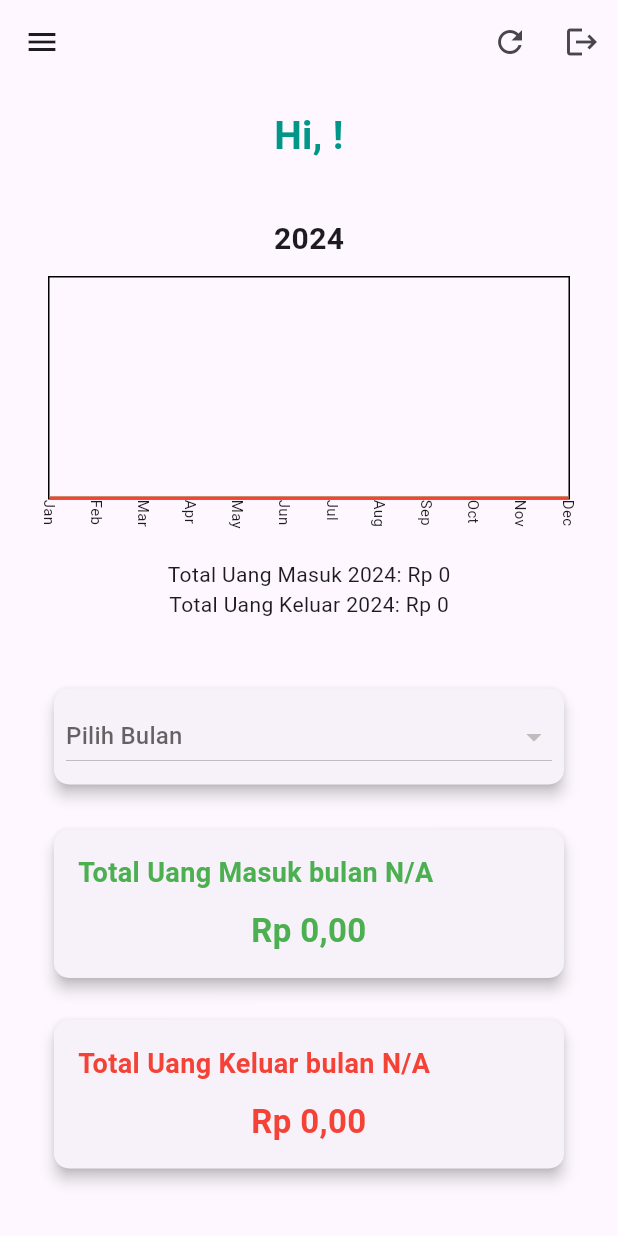
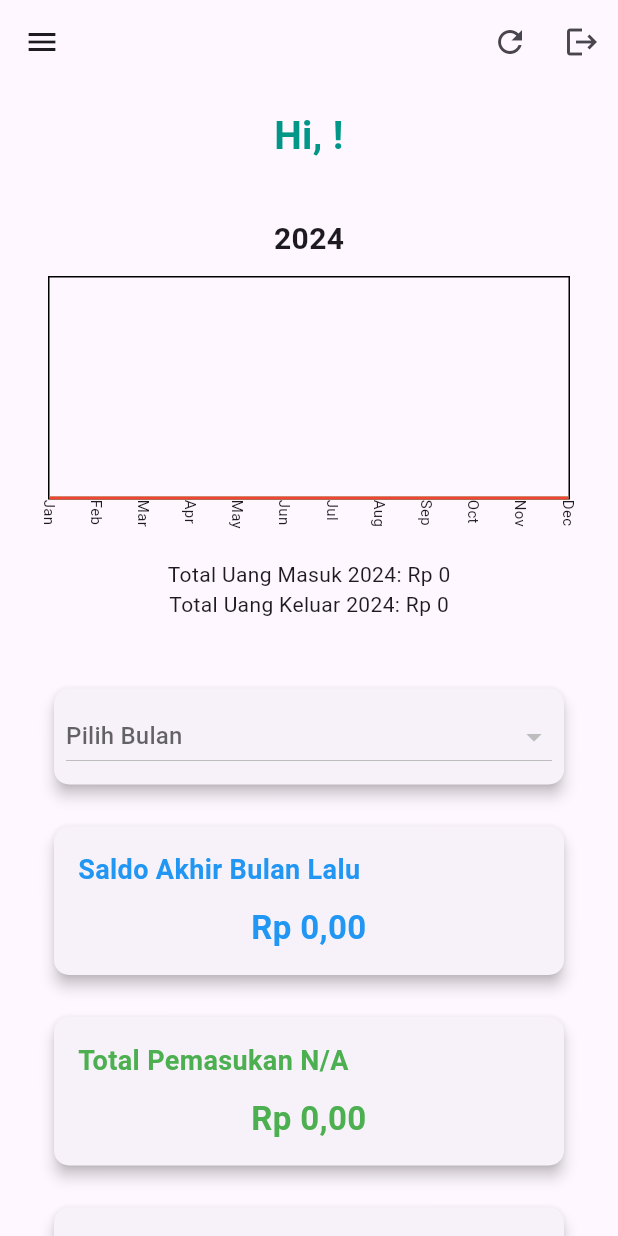
Before and after one commit to soulofjava/artha, a Flutter app: the HomePage screen opened directly, on a phone screen of 412 x 824 dp. Run offline on Flutter 3.47's test engine with Material 3 defaults, Android fonts, the light colour scheme and no system bars; drawn by our look-alikes of fl_chart; our stand-ins replace file_picker, flutter_local_notifications, local_auth, permission_handler, shared_preferences, sqflite; missing offline and left inert: excel; accounts and stored records are empty.

Commit message:
update dashboard

```diff
--- a/lib/home.dart
+++ b/lib/home.dart
@@ -1,6 +1,7 @@
 // ignore_for_file: prefer_const_constructors
 
 import 'package:artha/DB/keuangan_helper.dart';
+import 'package:artha/widgets/InfoCard.dart';
 import 'package:artha/widgets/app_drawer.dart';
 import 'package:flutter/material.dart';
 import 'package:shared_preferences/shared_preferences.dart';
@@ -66,19 +67,44 @@ class _HomePageState extends State<HomePage> {
   }
 
   Future<void> _displayMonthlyTotals(String month) async {
-    // Fetch total by month (assuming month is passed as 'YYYY-MM')
+    // Periksa apakah 'month' valid (contoh: '2024-12')
+    if (!RegExp(r'^\d{4}-\d{2}$').hasMatch(month)) {
+      throw FormatException('Invalid month format: $month');
+    }
+
+    // Ambil data bulan saat ini
     List<Map<String, dynamic>> monthlyData =
         await _keuanganHelper.totalByMonth(month);
+
+    // Ambil data bulan lalu
+    DateTime selectedDate = DateTime.parse('$month-01'); // Format yang valid
+    DateTime lastMonthDate = DateTime(
+      selectedDate.year,
+      selectedDate.month - 1,
+    );
+
+    String lastMonth =
+        '${lastMonthDate.year}-${lastMonthDate.month.toString().padLeft(2, '0')}';
+
+    List<Map<String, dynamic>> lastMonthData =
+        await _keuanganHelper.totalByMonth(lastMonth);
 
     setState(() {
       if (monthlyData.isNotEmpty) {
         monthlyTotals = {
           'uangmasuk': monthlyData[0]['totalUangMasuk'] ?? 0.0,
-          'uangkeluar': monthlyData[0]['totalUangKeluar'] ?? 0.0
+          'uangkeluar': monthlyData[0]['totalUangKeluar'] ?? 0.0,
         };
       } else {
-        // If no data, reset totals
         monthlyTotals = {'uangmasuk': 0.0, 'uangkeluar': 0.0};
+      }
+
+      if (lastMonthData.isNotEmpty) {
+        monthlyTotals['saldoLalu'] =
+            (lastMonthData[0]['totalUangMasuk'] ?? 0.0) -
+                (lastMonthData[0]['totalUangKeluar'] ?? 0.0);
+      } else {
+        monthlyTotals['saldoLalu'] = 0.0;
       }
     });
   }
@@ -230,78 +256,40 @@ class _HomePageState extends State<HomePage> {
                           ),
                         ),
                       ),
-                      SizedBox(height: 30),
+                      SizedBox(height: 28),
+                      InfoCard(
+                        title: 'Saldo Akhir Bulan Lalu',
+                        value: formatCurrency(monthlyTotals['saldoLalu'] ?? 0),
+                        titleColor: Colors.blue,
+                        valueColor: Colors.blue,
+                      ),
+                      SizedBox(height: 28),
 
-                      // Display total money in a Card
-                      Card(
-                        shape: RoundedRectangleBorder(
-                          borderRadius: BorderRadius.circular(10),
-                        ),
-                        elevation: 4,
-                        margin: EdgeInsets.symmetric(horizontal: 20),
-                        child: Padding(
-                          padding: const EdgeInsets.all(16.0),
-                          child: Column(
-                            crossAxisAlignment: CrossAxisAlignment.stretch,
-                            children: [
-                              Text(
-                                'Total Uang Masuk bulan ${selectedMonth != null ? formatSelectedMonth(selectedMonth!) : 'N/A'}', // Check if selectedMonth is not null
-                                style: TextStyle(
-                                  fontSize: 18,
-                                  fontWeight: FontWeight.bold,
-                                  color: Colors.green,
-                                ),
-                              ),
-                              SizedBox(height: 10),
-                              Text(
-                                formatCurrency(monthlyTotals['uangmasuk'] ?? 0),
-                                textAlign: TextAlign.center,
-                                style: TextStyle(
-                                  fontSize: 22,
-                                  fontWeight: FontWeight.bold,
-                                  color: Colors.green,
-                                ),
-                              ),
-                            ],
-                          ),
-                        ),
+                      InfoCard(
+                        title:
+                            'Total Pemasukan ${selectedMonth != null ? formatSelectedMonth(selectedMonth!) : 'N/A'}',
+                        value: formatCurrency(monthlyTotals['uangmasuk'] ?? 0),
+                        titleColor: Colors.green,
+                        valueColor: Colors.green,
                       ),
-                      SizedBox(
-                        height: 28,
+                      SizedBox(height: 28),
+
+                      InfoCard(
+                        title:
+                            'Total Pengeluaran ${selectedMonth != null ? formatSelectedMonth(selectedMonth!) : 'N/A'}',
+                        value: formatCurrency(monthlyTotals['uangkeluar'] ?? 0),
+                        titleColor: Colors.red,
+                        valueColor: Colors.red,
                       ),
-// Display total money out in a Card
-                      Card(
-                        shape: RoundedRectangleBorder(
-                          borderRadius: BorderRadius.circular(10),
-                        ),
-                        elevation: 4,
-                        margin: EdgeInsets.symmetric(horizontal: 20),
-                        child: Padding(
-                          padding: const EdgeInsets.all(16.0),
-                          child: Column(
-                            crossAxisAlignment: CrossAxisAlignment.stretch,
-                            children: [
-                              Text(
-                                'Total Uang Keluar bulan ${selectedMonth != null ? formatSelectedMonth(selectedMonth!) : 'N/A'}', // Check if selectedMonth is not null
-                                style: TextStyle(
-                                  fontSize: 18,
-                                  fontWeight: FontWeight.bold,
-                                  color: Colors.red,
-                                ),
-                              ),
-                              SizedBox(height: 10),
-                              Text(
-                                formatCurrency(
-                                    monthlyTotals['uangkeluar'] ?? 0),
-                                textAlign: TextAlign.center,
-                                style: TextStyle(
-                                  fontSize: 22,
-                                  fontWeight: FontWeight.bold,
-                                  color: Colors.red,
-                                ),
-                              ),
-                            ],
-                          ),
+                      SizedBox(height: 28),
+
+                      InfoCard(
+                        title:
+                            'Saldo ${selectedMonth != null ? formatSelectedMonth(selectedMonth!) : 'N/A'}',
+                        value: formatCurrency(
+                          (monthlyTotals['saldoLalu'] ?? 0) +
+                              (monthlyTotals['uangmasuk'] ?? 0) -
+                              (monthlyTotals['uangkeluar'] ?? 0),
                         ),
                       ),
                     ],
--- a/lib/login_page.dart
+++ b/lib/login_page.dart
@@ -132,15 +132,6 @@ class _LoginPageState extends State<LoginPage> {
                 fit: BoxFit.contain,
               ),
               SizedBox(height: 20),
-              Text(
-                'Login',
-                style: TextStyle(
-                  fontSize: 28,
-                  fontWeight: FontWeight.bold,
-                  color: Color(0xFF388E3C),
-                ),
-              ),
-              SizedBox(height: 20),
               TextField(
                 controller: _usernameController,
                 decoration: InputDecoration(
@@ -174,7 +165,8 @@ class _LoginPageState extends State<LoginPage> {
                 onPressed: _login,
                 child: Text('Login'),
                 style: ElevatedButton.styleFrom(
-                  padding: EdgeInsets.symmetric(horizontal: 50, vertical: 15),
+                  padding: EdgeInsets.symmetric(vertical: 15),
+                  minimumSize: Size(double.infinity, 50),
                   shadowColor: Color(0xFF4CAF50).withOpacity(0.5),
                   elevation: 8,
                   shape: RoundedRectangleBorder(
@@ -199,7 +191,8 @@ class _LoginPageState extends State<LoginPage> {
                   icon: Icon(Icons.fingerprint),
                   label: Text('Masuk dengan Sidik Jari'),
                   style: ElevatedButton.styleFrom(
-                    padding: EdgeInsets.symmetric(horizontal: 20, vertical: 15),
+                    padding: EdgeInsets.symmetric(vertical: 15),
+                    minimumSize: Size(double.infinity, 50),
                     shadowColor: Color(0xFF4CAF50).withOpacity(0.5),
                     elevation: 8,
                     shape: RoundedRectangleBorder(
--- /dev/null
+++ b/lib/widgets/InfoCard.dart
@@ -0,0 +1,55 @@
+// ignore_for_file: file_names, use_super_parameters, prefer_const_constructors
+
+import 'package:flutter/material.dart';
+
+class InfoCard extends StatelessWidget {
+  final String title;
+  final String value;
+  final Color titleColor;
+  final Color valueColor;
+
+  const InfoCard({
+    Key? key,
+    required this.title,
+    required this.value,
+    this.titleColor = Colors.black,
+    this.valueColor = Colors.black,
+  }) : super(key: key);
+
+  @override
+  Widget build(BuildContext context) {
+    return Card(
+      shape: RoundedRectangleBorder(
+        borderRadius: BorderRadius.circular(10),
+      ),
+      elevation: 4,
+      margin: EdgeInsets.symmetric(horizontal: 20),
+      child: Padding(
+        padding: const EdgeInsets.all(16.0),
+        child: Column(
+          crossAxisAlignment: CrossAxisAlignment.stretch,
+          children: [
+            Text(
+              title,
+              style: TextStyle(
+                fontSize: 18,
+                fontWeight: FontWeight.bold,
+                color: titleColor,
+              ),
+            ),
+            SizedBox(height: 10),
+            Text(
+              value,
+              textAlign: TextAlign.center,
+              style: TextStyle(
+                fontSize: 22,
+                fontWeight: FontWeight.bold,
+                color: valueColor,
+              ),
+            ),
+          ],
+        ),
+      ),
+    );
+  }
+}
```
Also changed, not shown: 1 other file.
